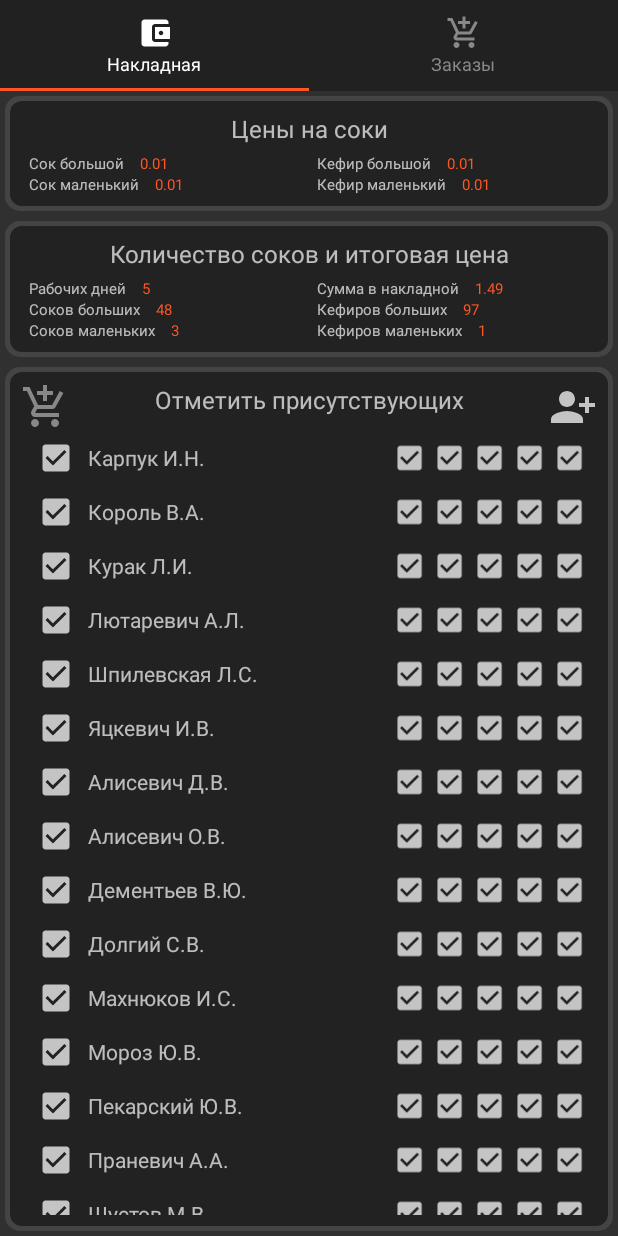
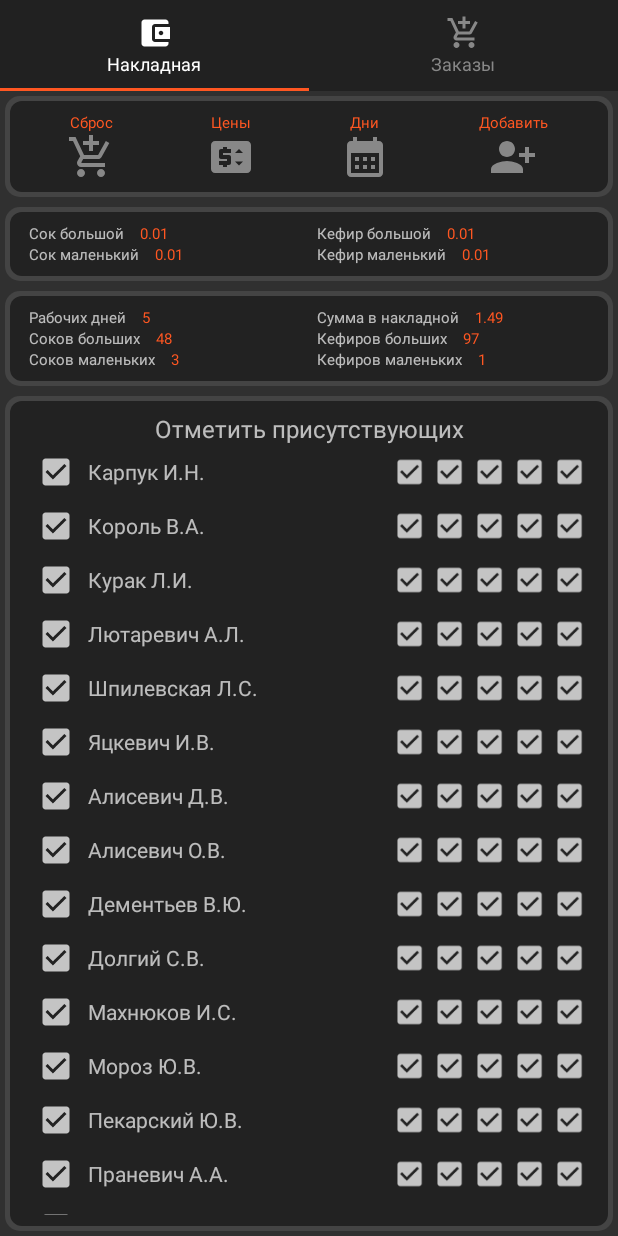
Before and after one commit to VadimSquorpikkor/MagazAssistant5, an Android app: the screen it shows after launch (MainActivity), on a phone screen of 412 x 824 dp. Run offline under Robolectric (Android 15) with nearby library versions, the phone set to English and light mode, and no system bars.

Commit message:
1.33 - 22/08/21 1. Удален вызов диалогов по клику по заголовкам 2. Сделана панелька для кнопок: сброс покупок, цены, рабочие дни, новый пользователь 3. В ордерах: при клике по юзеру теперь всегда видна кнопка добавления нового ордера

```diff
--- a/app/build.gradle
+++ b/app/build.gradle
@@ -10,7 +10,7 @@ android {
         minSdk 21
         targetSdk 31
         versionCode 1
-        versionName "1.32"
+        versionName "1.33"
         setProperty("archivesBaseName", "MagazAssistant5-v" + versionName)
         testInstrumentationRunner "androidx.test.runner.AndroidJUnitRunner"
     }
--- a/app/src/main/java/com/squorpikkor/magazassistant5/ui/main/adapter/OrderEmployeeAdapter.java
+++ b/app/src/main/java/com/squorpikkor/magazassistant5/ui/main/adapter/OrderEmployeeAdapter.java
@@ -95,8 +95,10 @@ public class OrderEmployeeAdapter extends RecyclerView.Adapter<OrderEmployeeAdap
             adapter.setList(orders);
             adapter.setOnItemClickListener(order -> new OrderDialog(order, employee).show(manager, null));
             adapter.setOnItemLongClickListener(order -> new OrderControlDialog(order, employee, manager).show(manager, null));
-            if (orders.size()==0) holder.addOrder.setVisibility(View.VISIBLE);
-            else holder.addOrder.setVisibility(View.GONE);
+
+            holder.addOrder.setVisibility(View.VISIBLE);
+//            if (orders.size()==0) holder.addOrder.setVisibility(View.VISIBLE);
+//            else holder.addOrder.setVisibility(View.GONE);
         } else {
             recyclerView.setVisibility(View.GONE);
             holder.addOrder.setVisibility(View.GONE);
--- /dev/null
+++ b/app/src/main/java/com/squorpikkor/magazassistant5/ui/main/fragment/ButtonsFragment.java
@@ -0,0 +1,32 @@
+package com.squorpikkor.magazassistant5.ui.main.fragment;
+
+import android.os.Bundle;
+import android.view.LayoutInflater;
+import android.view.View;
+import android.view.ViewGroup;
+import androidx.fragment.app.Fragment;
+import com.squorpikkor.magazassistant5.R;
+import com.squorpikkor.magazassistant5.ui.main.dialog.AskResetShopping;
+import com.squorpikkor.magazassistant5.ui.main.dialog.EmployeeDialog;
+import com.squorpikkor.magazassistant5.ui.main.dialog.SetPriceDialog;
+import com.squorpikkor.magazassistant5.ui.main.dialog.SetWorkDaysDialog;
+
+public class ButtonsFragment extends Fragment {
+
+    public static Fragment newInstance() {
+        return new ButtonsFragment();
+    }
+
+    @Override
+    public View onCreateView(LayoutInflater inflater, ViewGroup container,
+                             Bundle savedInstanceState) {
+        View view = inflater.inflate(R.layout.fragment_buttons, container, false);
+
+        view.findViewById(R.id.reset_shopping).setOnClickListener(  v->new AskResetShopping().show(getParentFragmentManager(), null));
+        view.findViewById(R.id.change_price).setOnClickListener(    v->new SetPriceDialog().show(getParentFragmentManager(), null));
+        view.findViewById(R.id.set_days).setOnClickListener(        v->new SetWorkDaysDialog().show(getParentFragmentManager(), null));
+        view.findViewById(R.id.add_employee).setOnClickListener(    v->new EmployeeDialog().show(getParentFragmentManager(), null));
+
+        return view;
+    }
+}
--- a/app/src/main/java/com/squorpikkor/magazassistant5/ui/main/fragment/CradleFragment.java
+++ b/app/src/main/java/com/squorpikkor/magazassistant5/ui/main/fragment/CradleFragment.java
@@ -18,6 +18,7 @@ public class CradleFragment extends Fragment {
     public View onCreateView(LayoutInflater inflater, ViewGroup container,
                              Bundle savedInstanceState) {
         View view = inflater.inflate(R.layout.fragment_cradle, container, false);
+        getChildFragmentManager().beginTransaction().replace(R.id.fragment_buttons, ButtonsFragment.newInstance()).commit();
         getChildFragmentManager().beginTransaction().replace(R.id.fragment_price, PriceFragment.newInstance()).commit();
         getChildFragmentManager().beginTransaction().replace(R.id.fragment_invoice, InvoiceFragment.newInstance()).commit();
         getChildFragmentManager().beginTransaction().replace(R.id.fragment_employees, EmployeesFragment.newInstance()).commit();
--- a/app/src/main/java/com/squorpikkor/magazassistant5/ui/main/fragment/EmployeesFragment.java
+++ b/app/src/main/java/com/squorpikkor/magazassistant5/ui/main/fragment/EmployeesFragment.java
@@ -41,11 +41,11 @@ public class EmployeesFragment extends Fragment{
       mViewModel.getWorkingDays().observe(getViewLifecycleOwner(), list ->
               adapter.setList(mViewModel.getEmployees().getValue()));
 
-      view.findViewById(R.id.add_employee).setOnClickListener(v->
-              new EmployeeDialog().show(getActivity().getSupportFragmentManager(), null));
+//      view.findViewById(R.id.add_employee).setOnClickListener(v->
+//              new EmployeeDialog().show(getActivity().getSupportFragmentManager(), null));
 
-      view.findViewById(R.id.reset_shopping).setOnClickListener(v->
-              new AskResetShopping().show(getParentFragmentManager(), null));
+//      view.findViewById(R.id.reset_shopping).setOnClickListener(v->
+//              new AskResetShopping().show(getParentFragmentManager(), null));
 
       return view;
    }
--- a/app/src/main/java/com/squorpikkor/magazassistant5/ui/main/fragment/InvoiceFragment.java
+++ b/app/src/main/java/com/squorpikkor/magazassistant5/ui/main/fragment/InvoiceFragment.java
@@ -41,7 +41,7 @@ public class InvoiceFragment extends Fragment {
         mViewModel.getWorkingDays().observe(getViewLifecycleOwner(), wdays -> workingDayCount.setText(""+wdays));
         mViewModel.getInvoiceTotal().observe(getViewLifecycleOwner(), invoice -> invoiceTotal.setText(Utils.integerToMoneyString(invoice)));
 
-        view.findViewById(R.id.set_days_button).setOnClickListener(v -> new SetWorkDaysDialog().show(getParentFragmentManager(), null));
+//        view.findViewById(R.id.set_days_button).setOnClickListener(v -> new SetWorkDaysDialog().show(getParentFragmentManager(), null));
 
         return view;
     }
--- a/app/src/main/java/com/squorpikkor/magazassistant5/ui/main/fragment/PriceFragment.java
+++ b/app/src/main/java/com/squorpikkor/magazassistant5/ui/main/fragment/PriceFragment.java
@@ -37,7 +37,7 @@ public class PriceFragment extends Fragment{
       mViewModel.getKefirPrice().observe(getViewLifecycleOwner(), kbp -> kefirBigPrice.setText(Utils.integerToMoneyString(kbp)));
       mViewModel.getKefirSmallPrice().observe(getViewLifecycleOwner(), ksp -> kefirSmallPrice.setText(Utils.integerToMoneyString(ksp)));
 
-      view.findViewById(R.id.set_price).setOnClickListener(v -> new SetPriceDialog().show(getParentFragmentManager(), null));
+//      view.findViewById(R.id.set_price).setOnClickListener(v -> new SetPriceDialog().show(getParentFragmentManager(), null));
 
       return view;
    }
--- /dev/null
+++ b/app/src/main/res/drawable/ic_baseline_calendar_month_24.xml
@@ -0,0 +1,5 @@
+<vector android:height="24dp"
+    android:viewportHeight="24" android:viewportWidth="24"
+    android:width="24dp" xmlns:android="http://schemas.android.com/apk/res/android">
+    <path android:fillColor="@drawable/sliding_tab_color" android:pathData="M19,4h-1V2h-2v2H8V2H6v2H5C3.89,4 3.01,4.9 3.01,6L3,20c0,1.1 0.89,2 2,2h14c1.1,0 2,-0.9 2,-2V6C21,4.9 20.1,4 19,4zM19,20H5V10h14V20zM9,14H7v-2h2V14zM13,14h-2v-2h2V14zM17,14h-2v-2h2V14zM9,18H7v-2h2V18zM13,18h-2v-2h2V18zM17,18h-2v-2h2V18z"/>
+</vector>
--- a/app/src/main/res/drawable/ic_baseline_person_add_alt_1_24.xml
+++ b/app/src/main/res/drawable/ic_baseline_person_add_alt_1_24.xml
@@ -1,5 +1,5 @@
 <vector android:height="24dp"
     android:viewportHeight="24" android:viewportWidth="24"
     android:width="24dp" xmlns:android="http://schemas.android.com/apk/res/android">
-    <path android:fillColor="@color/colorLight" android:pathData="M13,8c0,-2.21 -1.79,-4 -4,-4S5,5.79 5,8s1.79,4 4,4S13,10.21 13,8zM15,10v2h3v3h2v-3h3v-2h-3V7h-2v3H15zM1,18v2h16v-2c0,-2.66 -5.33,-4 -8,-4S1,15.34 1,18z"/>
+    <path android:fillColor="@drawable/sliding_tab_color" android:pathData="M13,8c0,-2.21 -1.79,-4 -4,-4S5,5.79 5,8s1.79,4 4,4S13,10.21 13,8zM15,10v2h3v3h2v-3h3v-2h-3V7h-2v3H15zM1,18v2h16v-2c0,-2.66 -5.33,-4 -8,-4S1,15.34 1,18z"/>
 </vector>
--- /dev/null
+++ b/app/src/main/res/drawable/ic_baseline_price_change_24.xml
@@ -0,0 +1,5 @@
+<vector android:height="24dp"
+    android:viewportHeight="24" android:viewportWidth="24"
+    android:width="24dp" xmlns:android="http://schemas.android.com/apk/res/android">
+    <path android:fillColor="@drawable/sliding_tab_color" android:pathData="M20,4H4C2.89,4 2.01,4.89 2.01,6L2,18c0,1.11 0.89,2 2,2h16c1.11,0 2,-0.89 2,-2V6C22,4.89 21.11,4 20,4zM12,10H8v1h3c0.55,0 1,0.45 1,1v3c0,0.55 -0.45,1 -1,1h-1v1H8v-1H6v-2h4v-1H7c-0.55,0 -1,-0.45 -1,-1V9c0,-0.55 0.45,-1 1,-1h1V7h2v1h2V10zM16,16.25l-2,-2h4L16,16.25zM14,10l2,-2l2,2H14z"/>
+</vector>
--- /dev/null
+++ b/app/src/main/res/layout/fragment_buttons.xml
@@ -0,0 +1,80 @@
+<?xml version="1.0" encoding="utf-8"?>
+<LinearLayout xmlns:android="http://schemas.android.com/apk/res/android"
+    xmlns:tools="http://schemas.android.com/tools"
+    style="@style/outer_block">
+
+    <LinearLayout style="@style/inner_block">
+
+            <LinearLayout style="@style/horizontal">
+
+                <LinearLayout
+                    style="@style/vertical"
+                    android:layout_marginHorizontal="10dp"
+                    android:layout_weight="1"
+                    android:layout_width="wrap_content">
+                    <TextView
+                        style="@style/text_small_orange"
+                        android:layout_width="wrap_content"
+                        android:text="Сброс" />
+                    <ImageView
+                        android:id="@+id/reset_shopping"
+                        android:layout_width="32dp"
+                        android:layout_height="32dp"
+                        android:layout_gravity="center"
+                        android:src="@drawable/ic_baseline_add_shopping_cart_24" />
+                </LinearLayout>
+
+                <LinearLayout
+                    style="@style/vertical"
+                    android:layout_marginHorizontal="10dp"
+                    android:layout_weight="1"
+                    android:layout_width="wrap_content">
+                    <TextView
+                        style="@style/text_small_orange"
+                        android:layout_width="wrap_content"
+                        android:text="Цены" />
+                    <ImageView
+                        android:id="@+id/change_price"
+                        android:layout_width="32dp"
+                        android:layout_height="32dp"
+                        android:layout_gravity="center"
+                        android:src="@drawable/ic_baseline_price_change_24" />
+                </LinearLayout>
+
+                <LinearLayout
+                    style="@style/vertical"
+                    android:layout_marginHorizontal="10dp"
+                    android:layout_weight="1"
+                    android:layout_width="wrap_content">
+                    <TextView
+                        style="@style/text_small_orange"
+                        android:layout_width="wrap_content"
+                        android:text="Дни" />
+                    <ImageView
+                        android:id="@+id/set_days"
+                        android:layout_width="32dp"
+                        android:layout_height="32dp"
+                        android:layout_gravity="center"
+                        android:src="@drawable/ic_baseline_calendar_month_24" />
+                </LinearLayout>
+
+                <LinearLayout
+                    style="@style/vertical"
+                    android:layout_marginHorizontal="10dp"
+                    android:layout_weight="1"
+                    android:layout_width="wrap_content">
+                    <TextView
+                        style="@style/text_small_orange"
+                        android:layout_width="wrap_content"
+                        android:text="Добавить" />
+                    <ImageView
+                        android:id="@+id/add_employee"
+                        android:layout_width="32dp"
+                        android:layout_height="32dp"
+                        android:layout_gravity="center"
+                        android:src="@drawable/ic_baseline_person_add_alt_1_24" />
+                </LinearLayout>
+
+            </LinearLayout>
+    </LinearLayout>
+</LinearLayout>
--- a/app/src/main/res/layout/fragment_cradle.xml
+++ b/app/src/main/res/layout/fragment_cradle.xml
@@ -6,6 +6,11 @@
 <!--    <Spinner-->
 <!--        android:layout_width="match_parent"-->
 <!--        android:layout_height="match_parent">-->
+
+        <FrameLayout
+            android:id="@+id/fragment_buttons"
+            android:layout_width="match_parent"
+            android:layout_height="wrap_content"/>
 
         <FrameLayout
             android:id="@+id/fragment_price"
--- a/app/src/main/res/layout/fragment_employees.xml
+++ b/app/src/main/res/layout/fragment_employees.xml
@@ -6,22 +6,22 @@
 
         <LinearLayout style="@style/horizontal">
 
-            <ImageView
-                android:id="@+id/reset_shopping"
-                android:layout_width="32dp"
-                android:layout_height="32dp"
-                android:src="@drawable/ic_baseline_add_shopping_cart_24"/>
+<!--            <ImageView-->
+<!--                android:id="@+id/reset_shopping"-->
+<!--                android:layout_width="32dp"-->
+<!--                android:layout_height="32dp"-->
+<!--                android:src="@drawable/ic_baseline_add_shopping_cart_24"/>-->
 
         <TextView
             style="@style/h2"
             android:layout_weight="1"
             android:text="Отметить присутствующих" />
 
-            <ImageView
-                android:id="@+id/add_employee"
-                android:layout_width="32dp"
-                android:layout_height="32dp"
-                android:src="@drawable/ic_baseline_person_add_alt_1_24"/>
+<!--            <ImageView-->
+<!--                android:id="@+id/add_employee"-->
+<!--                android:layout_width="32dp"-->
+<!--                android:layout_height="32dp"-->
+<!--                android:src="@drawable/ic_baseline_person_add_alt_1_24"/>-->
 
 
         </LinearLayout>
--- a/app/src/main/res/layout/fragment_invoice.xml
+++ b/app/src/main/res/layout/fragment_invoice.xml
@@ -7,7 +7,7 @@
 
         <LinearLayout style="@style/vertical">
 
-            <TextView android:id="@+id/set_days_button" style="@style/h2" android:text="Количество соков и итоговая цена" android:layout_marginBottom="5dp"/>
+<!--            <TextView android:id="@+id/set_days_button" style="@style/h2" android:text="Количество соков и итоговая цена" android:layout_marginBottom="5dp"/>-->
 
             <LinearLayout style="@style/horizontal">
 
--- a/app/src/main/res/layout/fragment_price.xml
+++ b/app/src/main/res/layout/fragment_price.xml
@@ -6,9 +6,9 @@
 
         <LinearLayout style="@style/vertical">
 
-            <TextView style="@style/h2"
-                android:id="@+id/set_price"
-                android:text="Цены на соки" android:layout_marginBottom="5dp"/>
+<!--            <TextView style="@style/h2"-->
+<!--                android:id="@+id/set_price"-->
+<!--                android:text="Цены на соки" android:layout_marginBottom="5dp"/>-->
 
             <LinearLayout style="@style/horizontal">
 
--- a/app/src/main/res/layout/item_employee.xml
+++ b/app/src/main/res/layout/item_employee.xml
@@ -43,9 +43,13 @@
 
     </LinearLayout>
 
+    <LinearLayout style="@style/horizontal">
+
+
     <ImageView
         android:id="@+id/add_order"
-        android:layout_gravity="center"
+        android:layout_margin="4dp"
+        android:padding="4dp"
         android:layout_height="wrap_content"
         android:layout_width="wrap_content"
         android:src="@drawable/ic_baseline_add_shopping_cart_24"/>
@@ -55,4 +59,6 @@
         android:layout_width="match_parent"
         android:layout_height="wrap_content" />
 
+    </LinearLayout>
+
 </LinearLayout>
```
Also changed, not shown: 3 other files.
